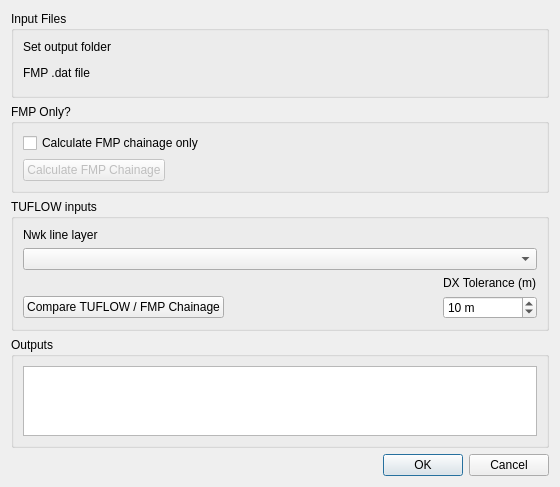
Above: plugin/mod_check/forms/ui_chainage_calculator_dialog.ui from duncan-r/ModCheck before the change. Below: the same form after it.
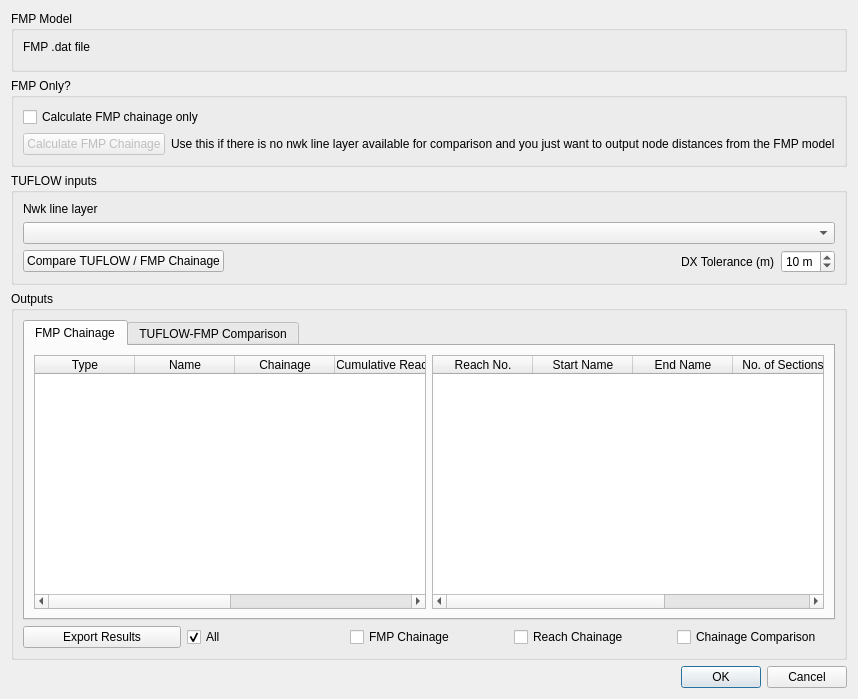
That is the form after the change. Custom widgets are drawn as their Qt base class.

The edit to the form file:
```diff
--- a/plugin/mod_check/forms/ui_chainage_calculator_dialog.ui
+++ b/plugin/mod_check/forms/ui_chainage_calculator_dialog.ui
@@ -6,8 +6,8 @@
    <rect>
     <x>0</x>
     <y>0</y>
-    <width>560</width>
-    <height>474</height>
+    <width>665</width>
+    <height>699</height>
    </rect>
   </property>
   <property name="windowTitle">
@@ -17,29 +17,9 @@
    <item row="2" column="0" colspan="2">
     <widget class="QGroupBox" name="groupBox">
      <property name="title">
-      <string>Input Files</string>
+      <string>FMP Model</string>
      </property>
      <layout class="QVBoxLayout" name="verticalLayout">
-      <item>
-       <widget class="QLabel" name="label">
-        <property name="text">
-         <string>Set output folder</string>
-        </property>
-       </widget>
-      </item>
-      <item>
-       <widget class="QgsFileWidget" name="workingDirFileWidget">
-        <property name="dialogTitle">
-         <string>Select output folder</string>
-        </property>
-        <property name="filter">
-         <string/>
-        </property>
-        <property name="storageMode">
-         <enum>QgsFileWidget::GetDirectory</enum>
-        </property>
-       </widget>
-      </item>
       <item>
        <widget class="QLabel" name="label_2">
         <property name="text">
@@ -66,6 +46,13 @@
       <string>TUFLOW inputs</string>
      </property>
      <layout class="QGridLayout" name="gridLayout_3">
+      <item row="5" column="5">
+       <widget class="QLabel" name="label_5">
+        <property name="text">
+         <string>DX Tolerance (m)</string>
+        </property>
+       </widget>
+      </item>
       <item row="5" column="4">
        <spacer name="horizontalSpacer">
         <property name="orientation">
@@ -86,14 +73,10 @@
         </property>
        </widget>
       </item>
-      <item row="5" column="0">
-       <widget class="QPushButton" name="compareChainageBtn">
-        <property name="text">
-         <string>Compare TUFLOW / FMP Chainage</string>
-        </property>
-       </widget>
+      <item row="1" column="0" colspan="7">
+       <widget class="QgsMapLayerComboBox" name="estryNwkLayerCBox"/>
       </item>
-      <item row="5" column="5">
+      <item row="5" column="6">
        <widget class="QgsSpinBox" name="dxToleranceSpinbox">
         <property name="suffix">
          <string> m</string>
@@ -106,13 +89,10 @@
         </property>
        </widget>
       </item>
-      <item row="1" column="0" colspan="6">
-       <widget class="QgsMapLayerComboBox" name="estryNwkLayerCBox"/>
-      </item>
-      <item row="2" column="5">
-       <widget class="QLabel" name="label_5">
+      <item row="5" column="0">
+       <widget class="QPushButton" name="compareChainageBtn">
         <property name="text">
-         <string>DX Tolerance (m)</string>
+         <string>Compare TUFLOW / FMP Chainage</string>
         </property>
        </widget>
       </item>
@@ -150,6 +130,13 @@
           </property>
          </widget>
         </item>
+        <item>
+         <widget class="QLabel" name="label_4">
+          <property name="text">
+           <string>Use this if there is no nwk line layer available for comparison and you just want to output node distances from the FMP model</string>
+          </property>
+         </widget>
+        </item>
         <item>
          <spacer name="horizontalSpacer_2">
           <property name="orientation">
@@ -170,6 +157,12 @@
    </item>
    <item row="9" column="1">
     <widget class="QDialogButtonBox" name="buttonBox">
+     <property name="sizePolicy">
+      <sizepolicy hsizetype="Expanding" vsizetype="Fixed">
+       <horstretch>1</horstretch>
+       <verstretch>0</verstretch>
+      </sizepolicy>
+     </property>
      <property name="orientation">
       <enum>Qt::Horizontal</enum>
      </property>
@@ -178,19 +171,217 @@
      </property>
     </widget>
    </item>
+   <item row="9" column="0">
+    <widget class="QLabel" name="statusLabel">
+     <property name="sizePolicy">
+      <sizepolicy hsizetype="Preferred" vsizetype="Preferred">
+       <horstretch>5</horstretch>
+       <verstretch>0</verstretch>
+      </sizepolicy>
+     </property>
+     <property name="text">
+      <string/>
+     </property>
+    </widget>
+   </item>
    <item row="8" column="0" colspan="2">
     <widget class="QGroupBox" name="groupBox_4">
      <property name="title">
       <string>Outputs</string>
      </property>
-     <layout class="QVBoxLayout" name="verticalLayout_3">
+     <layout class="QVBoxLayout" name="verticalLayout_4">
       <item>
-       <widget class="QPlainTextEdit" name="loggingTextedit">
-        <property name="horizontalScrollBarPolicy">
-         <enum>Qt::ScrollBarAlwaysOff</enum>
+       <widget class="QTabWidget" name="outputsTabWidget">
+        <property name="sizePolicy">
+         <sizepolicy hsizetype="Expanding" vsizetype="Expanding">
+          <horstretch>0</horstretch>
+          <verstretch>2</verstretch>
+         </sizepolicy>
         </property>
+        <property name="currentIndex">
+         <number>0</number>
+        </property>
+        <widget class="QWidget" name="fmpChainageTab">
+         <attribute name="title">
+          <string>FMP Chainage</string>
+         </attribute>
+         <layout class="QHBoxLayout" name="horizontalLayout_2">
+          <item>
+           <widget class="QTableWidget" name="fmpChainageTable">
+            <attribute name="horizontalHeaderStretchLastSection">
+             <bool>true</bool>
+            </attribute>
+            <column>
+             <property name="text">
+              <string>Type</string>
+             </property>
+            </column>
+            <column>
+             <property name="text">
+              <string>Name</string>
+             </property>
+            </column>
+            <column>
+             <property name="text">
+              <string>Chainage</string>
+             </property>
+            </column>
+            <column>
+             <property name="text">
+              <string>Cumulative Reach</string>
+             </property>
+            </column>
+            <column>
+             <property name="text">
+              <string>Cumulative Total</string>
+             </property>
+            </column>
+            <column>
+             <property name="text">
+              <string>Reach Number</string>
+             </property>
+            </column>
+           </widget>
+          </item>
+          <item>
+           <widget class="QTableWidget" name="fmpReachChainageTable">
+            <attribute name="horizontalHeaderStretchLastSection">
+             <bool>true</bool>
+            </attribute>
+            <column>
+             <property name="text">
+              <string>Reach No.</string>
+             </property>
+            </column>
+            <column>
+             <property name="text">
+              <string>Start Name</string>
+             </property>
+            </column>
+            <column>
+             <property name="text">
+              <string>End Name</string>
+             </property>
+            </column>
+            <column>
+             <property name="text">
+              <string>No. of Sections</string>
+             </property>
+            </column>
+            <column>
+             <property name="text">
+              <string>Reach Chainage</string>
+             </property>
+            </column>
+           </widget>
+          </item>
+         </layout>
+        </widget>
+        <widget class="QWidget" name="compareChainageTab">
+         <attribute name="title">
+          <string>TUFLOW-FMP Comparison</string>
+         </attribute>
+         <layout class="QVBoxLayout" name="verticalLayout_3">
+          <item>
+           <widget class="QTableWidget" name="tuflowFmpComparisonTable">
+            <attribute name="horizontalHeaderCascadingSectionResizes">
+             <bool>false</bool>
+            </attribute>
+            <attribute name="horizontalHeaderDefaultSectionSize">
+             <number>150</number>
+            </attribute>
+            <attribute name="horizontalHeaderStretchLastSection">
+             <bool>true</bool>
+            </attribute>
+            <attribute name="verticalHeaderCascadingSectionResizes">
+             <bool>false</bool>
+            </attribute>
+            <column>
+             <property name="text">
+              <string>Status</string>
+             </property>
+            </column>
+            <column>
+             <property name="text">
+              <string>Type</string>
+             </property>
+            </column>
+            <column>
+             <property name="text">
+              <string>Name</string>
+             </property>
+            </column>
+            <column>
+             <property name="text">
+              <string>Difference</string>
+             </property>
+            </column>
+            <column>
+             <property name="text">
+              <string>FMP Chainage</string>
+             </property>
+            </column>
+            <column>
+             <property name="text">
+              <string>Nwk Line Length</string>
+             </property>
+            </column>
+            <column>
+             <property name="text">
+              <string>Nwk Len_or_ANA</string>
+             </property>
+            </column>
+           </widget>
+          </item>
+         </layout>
+        </widget>
        </widget>
       </item>
+      <item>
+       <layout class="QHBoxLayout" name="horizontalLayout_3">
+        <item>
+         <widget class="QPushButton" name="exportResultsBtn">
+          <property name="text">
+           <string>Export Results</string>
+          </property>
+         </widget>
+        </item>
+        <item>
+         <widget class="QCheckBox" name="exportAllCheckbox">
+          <property name="text">
+           <string>All</string>
+          </property>
+          <property name="checked">
+           <bool>true</bool>
+          </property>
+          <property name="tristate">
+           <bool>false</bool>
+          </property>
+         </widget>
+        </item>
+        <item>
+         <widget class="QCheckBox" name="exportFmpCheckbox">
+          <property name="text">
+           <string>FMP Chainage</string>
+          </property>
+         </widget>
+        </item>
+        <item>
+         <widget class="QCheckBox" name="exportReachCheckbox">
+          <property name="text">
+           <string>Reach Chainage</string>
+          </property>
+         </widget>
+        </item>
+        <item>
+         <widget class="QCheckBox" name="exportComparisonCheckbox">
+          <property name="text">
+           <string>Chainage Comparison</string>
+          </property>
+         </widget>
+        </item>
+       </layout>
+      </item>
      </layout>
     </widget>
    </item>
```
